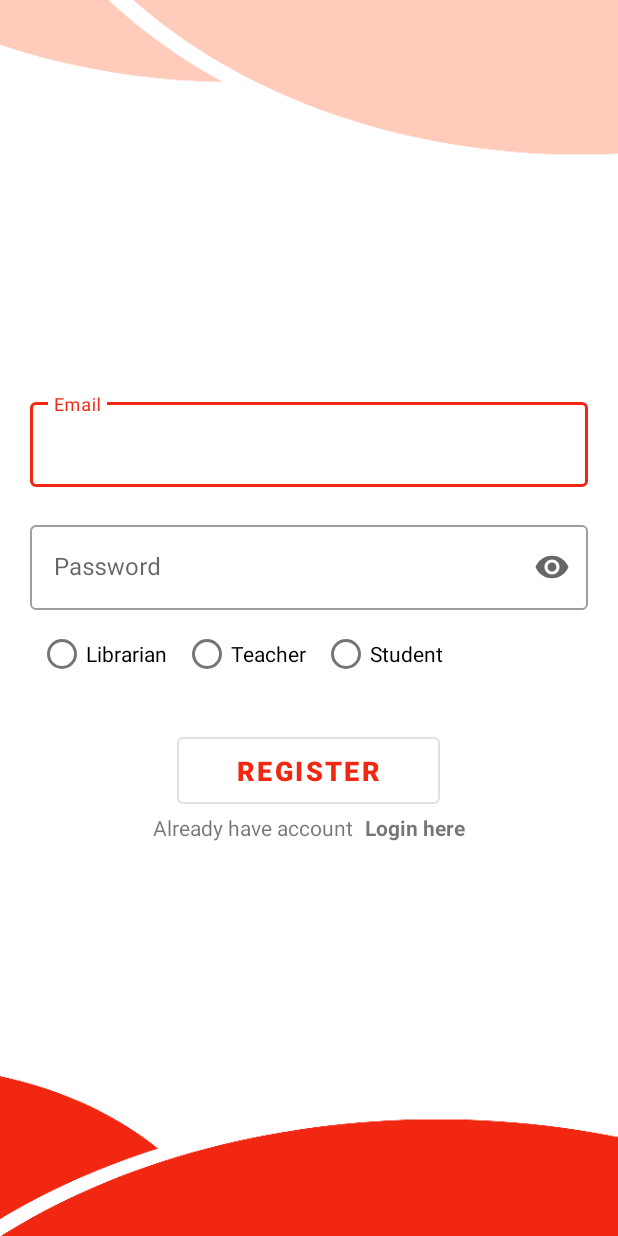
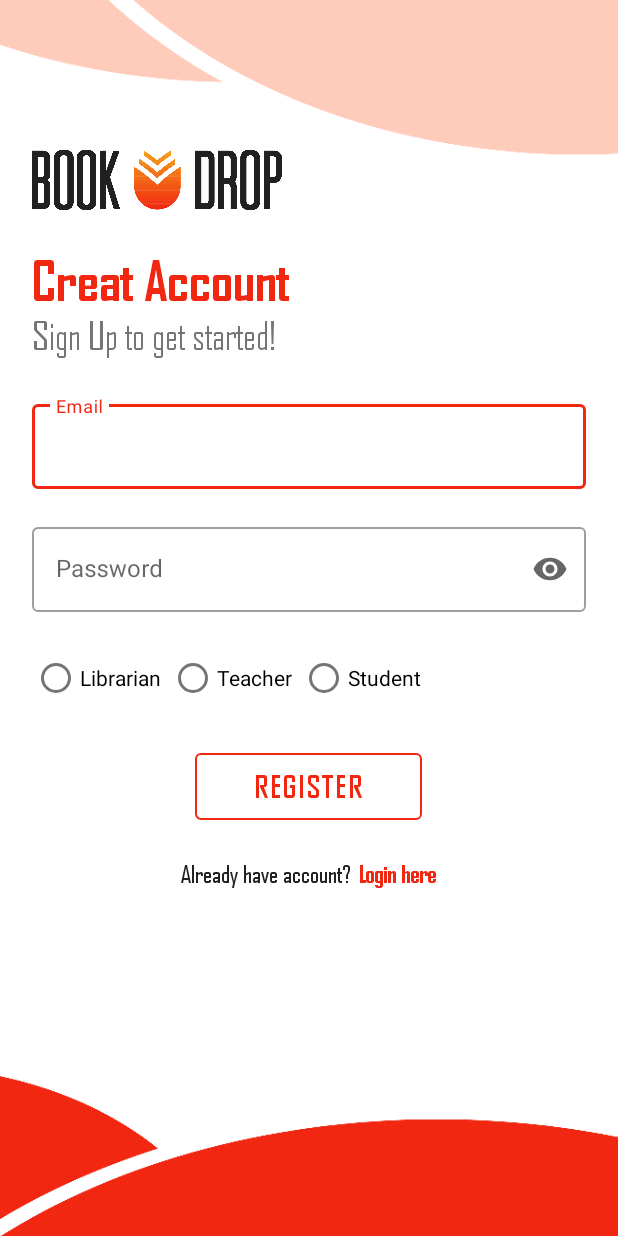
Before and after one commit to Fantastic-Four-CSC-370/Book-Drop, an Android app: the signupForm screen opened directly, with no data from a screen before it, on a phone screen of 412 x 824 dp. Run offline under Robolectric (Android 15) with nearby library versions, the phone set to English and light mode, and no system bars; our stand-ins replace Firebase (no records; nobody signed in at launch, a user with empty details on screens opened directly).

Commit message:
Sign in and Sign up UI updated and Dark mode problem resolved.

```diff
--- a/app/src/main/java/root/radium/bookdrop/SplashActivity.java
+++ b/app/src/main/java/root/radium/bookdrop/SplashActivity.java
@@ -16,7 +16,7 @@ import androidx.appcompat.app.AppCompatActivity;
 public class SplashActivity extends AppCompatActivity {
     //Variable
     //Splash Screen timer
-    private static int splashTime = 3000;
+    private static int splashTime = 800;
 
     //UI
     ImageView mBookImg, mLogoIcon, mDropImg;
--- a/app/src/main/res/layout/activity_signup_form.xml
+++ b/app/src/main/res/layout/activity_signup_form.xml
@@ -4,17 +4,52 @@
     xmlns:tools="http://schemas.android.com/tools"
     android:layout_width="match_parent"
     android:layout_height="match_parent"
-    android:padding="20dp"
     android:background="@drawable/login_bg"
     tools:context=".signupForm">
 
-    <LinearLayout
+    <ImageView
+        android:id="@+id/logo"
+        android:layout_width="166.67dp"
+        android:layout_height="40dp"
+        android:layout_marginStart="21dp"
+        android:layout_marginTop="100dp"
+        android:src="@drawable/logo" />
+
+    <TextView
+        android:id="@+id/hey_text"
+        android:layout_width="wrap_content"
+        android:layout_height="wrap_content"
+        android:layout_below="@id/logo"
+        android:layout_marginStart="21dp"
+        android:layout_marginTop="25dp"
+        android:fontFamily="@font/agencyb"
+        android:text="Creat Account"
+        android:textColor="@color/primary"
+        android:textSize="35sp" />
+
+    <TextView
+        android:id="@+id/welcome_back_text"
+        android:layout_width="wrap_content"
+        android:layout_height="wrap_content"
+        android:layout_below="@id/hey_text"
+        android:layout_marginStart="21dp"
+        android:fontFamily="@font/agencyr"
+        android:text="Sign Up to get started!"
+        android:textColor="@color/secondary_text"
+        android:textSize="25sp" />
+
+    <RelativeLayout
+        android:id="@+id/reg_box"
         android:layout_width="match_parent"
         android:layout_height="wrap_content"
+        android:layout_below="@+id/welcome_back_text"
         android:layout_centerInParent="true"
-        android:orientation="vertical">
+        android:layout_marginTop="25dp"
+        android:orientation="vertical"
+        android:paddingHorizontal="21dp">
 
         <com.google.android.material.textfield.TextInputLayout
+            android:id="@+id/email_textbox"
             style="@style/Widget.MaterialComponents.TextInputLayout.OutlinedBox"
             android:layout_width="match_parent"
             android:layout_height="wrap_content"
@@ -30,9 +65,11 @@
         </com.google.android.material.textfield.TextInputLayout>
 
         <com.google.android.material.textfield.TextInputLayout
+            android:id="@+id/password_textbox"
             style="@style/Widget.MaterialComponents.TextInputLayout.OutlinedBox"
             android:layout_width="match_parent"
             android:layout_height="wrap_content"
+            android:layout_below="@id/email_textbox"
             android:layout_marginTop="10dp"
             android:hint="Password"
             app:endIconMode="password_toggle">
@@ -46,15 +83,17 @@
         </com.google.android.material.textfield.TextInputLayout>
 
         <RadioGroup
+            android:id="@+id/degSelector"
             android:layout_width="wrap_content"
             android:layout_height="wrap_content"
+            android:layout_below="@id/password_textbox"
+            android:layout_marginTop="20dp"
             android:orientation="horizontal">
 
             <RadioButton
                 android:id="@+id/radio_button_1"
                 android:layout_width="wrap_content"
                 android:layout_height="wrap_content"
-                android:layout_margin="5dp"
                 android:checked="false"
                 android:text="Librarian" />
 
@@ -62,7 +101,7 @@
                 android:id="@+id/radio_button_2"
                 android:layout_width="wrap_content"
                 android:layout_height="wrap_content"
-                android:layout_margin="5dp"
+                android:layout_marginStart="5dp"
                 android:checked="false"
                 android:text="Teacher" />
 
@@ -70,7 +109,7 @@
                 android:id="@+id/radio_button_3"
                 android:layout_width="wrap_content"
                 android:layout_height="wrap_content"
-                android:layout_margin="5dp"
+                android:layout_marginStart="5dp"
                 android:checked="false"
                 android:text="Student" />
         </RadioGroup>
@@ -80,35 +119,47 @@
             style="?attr/materialButtonOutlinedStyle"
             android:layout_width="wrap_content"
             android:layout_height="wrap_content"
+            android:layout_below="@id/degSelector"
+            android:layout_centerHorizontal="true"
             android:layout_gravity="center_horizontal"
             android:layout_marginTop="20dp"
+            android:fontFamily="@font/agencyb"
             android:paddingHorizontal="40dp"
             android:paddingVertical="10dp"
             android:text="Register"
-            android:textSize="18sp"
-            android:textStyle="bold" />
+            android:textSize="20sp"
+            android:textStyle="bold"
+            app:strokeColor="@color/primary" />
 
         <RelativeLayout
             android:layout_width="match_parent"
             android:layout_height="wrap_content"
+            android:layout_below="@id/regbtn"
+            android:layout_marginTop="20dp"
             android:gravity="center_horizontal">
 
             <TextView
                 android:id="@+id/already"
                 android:layout_width="wrap_content"
                 android:layout_height="wrap_content"
-                android:text="Already have account" />
+                android:fontFamily="@font/agencyr"
+                android:text="Already have account?"
+                android:textColor="@color/primary_text"
+                android:textSize="16sp" />
 
             <TextView
                 android:id="@+id/loginhere"
                 android:layout_width="wrap_content"
                 android:layout_height="wrap_content"
+                android:layout_marginStart="5dp"
                 android:layout_toEndOf="@id/already"
-                android:paddingStart="8dp"
+                android:fontFamily="@font/agencyb"
                 android:text="Login here"
+                android:textColor="@color/primary"
+                android:textSize="16sp"
                 android:textStyle="bold" />
         </RelativeLayout>
 
-    </LinearLayout>
+    </RelativeLayout>
 
 </RelativeLayout>
--- a/app/src/main/res/values-night/themes.xml
+++ b/app/src/main/res/values-night/themes.xml
@@ -1,6 +1,6 @@
 <resources xmlns:tools="http://schemas.android.com/tools">
     <!-- Base application theme. -->
-    <style name="Theme.BookDrop" parent="Theme.MaterialComponents.DayNight.NoActionBar">
+    <style name="Theme.BookDrop" parent="Theme.MaterialComponents.Light.NoActionBar">
         <!-- Primary brand color. -->
         <item name="colorPrimary">@color/primary</item>
         <item name="colorPrimaryVariant">@color/purple_700</item>
@@ -12,5 +12,6 @@
         <!-- Status bar color. -->
         <item name="android:statusBarColor" tools:targetApi="l">?attr/colorPrimaryVariant</item>
         <!-- Customize your theme here. -->
+        <item name="android:forceDarkAllowed" tools:targetApi="q">false</item>
     </style>
 </resources>
--- a/app/src/main/res/values/themes.xml
+++ b/app/src/main/res/values/themes.xml
@@ -12,5 +12,6 @@
         <!-- Status bar color. -->
         <item name="android:statusBarColor" tools:targetApi="l">?attr/colorPrimaryVariant</item>
         <!-- Customize your theme here. -->
+        <item name="android:forceDarkAllowed" tools:targetApi="q">false</item>
     </style>
 </resources>
```
Also changed, not shown: app/src/main/java/root/radium/bookdrop/OnBoarding.java (+6 -3 lines), app/src/main/res/layout/activity_login.xml (+15 -12 lines), app/src/main/res/layout/activity_on_boarding.xml (+5 -17 lines).
